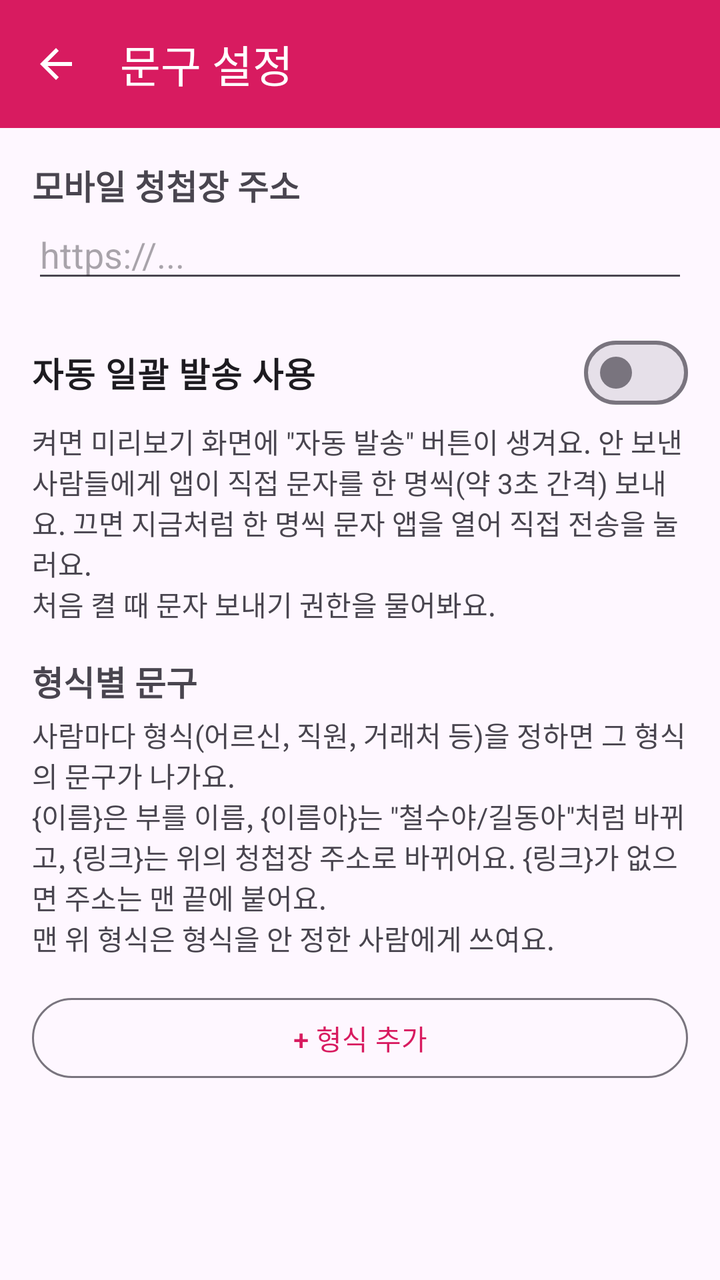
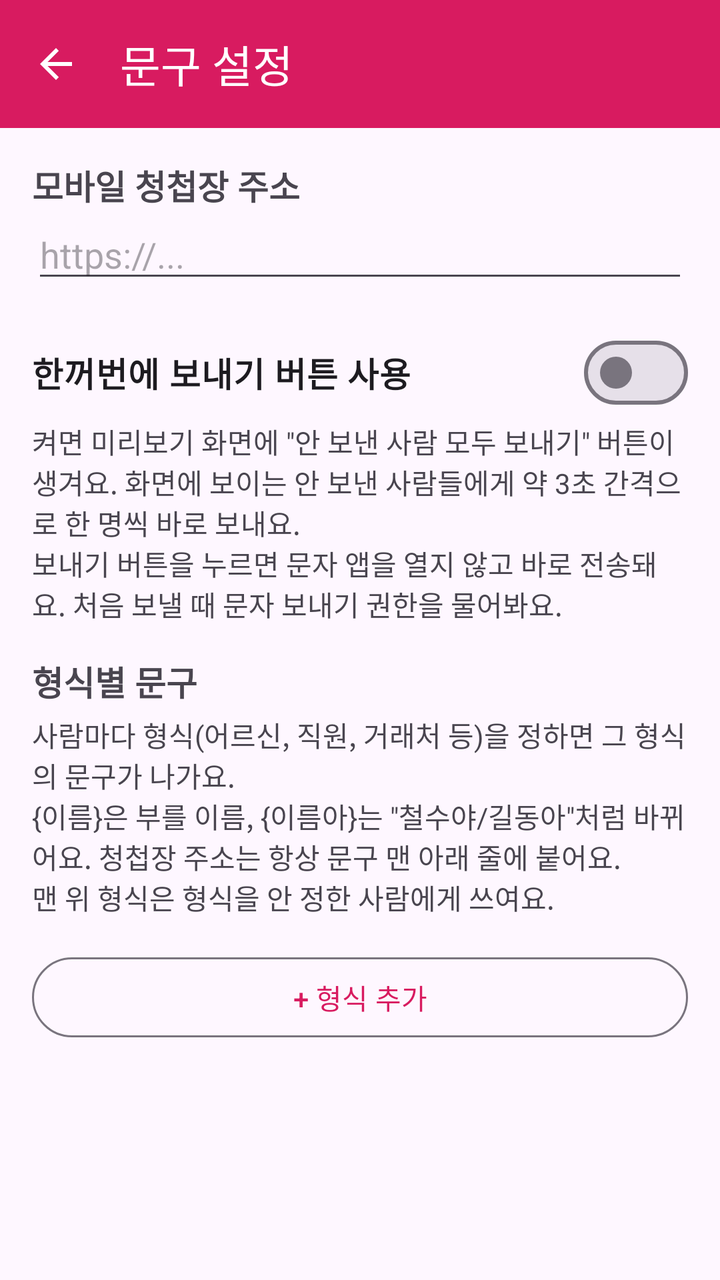

Compare the two renders of this Android layout. The source of the first and the diff that turns it into the second are given below.
<!-- AndroidManifest.xml: application theme Theme.SendWeddingSMS -->
<!-- res/layout/activity_templates.xml -->
<?xml version="1.0" encoding="utf-8"?>
<LinearLayout xmlns:android="http://schemas.android.com/apk/res/android"
    xmlns:app="http://schemas.android.com/apk/res-auto"
    android:layout_width="match_parent"
    android:layout_height="match_parent"
    android:orientation="vertical">

    <com.google.android.material.appbar.MaterialToolbar
        android:id="@+id/toolbar"
        android:layout_width="match_parent"
        android:layout_height="?attr/actionBarSize"
        android:background="@color/pink"
        android:theme="@style/ThemeOverlay.Material3.Dark.ActionBar"
        app:navigationIcon="?attr/homeAsUpIndicator"
        app:title="@string/menu_templates"
        app:titleTextColor="#FFFFFF" />

    <ScrollView
        android:layout_width="match_parent"
        android:layout_height="match_parent">

        <LinearLayout
            android:layout_width="match_parent"
            android:layout_height="wrap_content"
            android:orientation="vertical"
            android:padding="16dp">

            <TextView
                android:layout_width="wrap_content"
                android:layout_height="wrap_content"
                android:text="모바일 청첩장 주소"
                android:textSize="17sp"
                android:textStyle="bold" />

            <EditText
                android:id="@+id/linkInput"
                android:layout_width="match_parent"
                android:layout_height="wrap_content"
                android:hint="https://..."
                android:importantForAutofill="no"
                android:inputType="textUri" />

            <com.google.android.material.materialswitch.MaterialSwitch
                android:id="@+id/autoSendSwitch"
                android:layout_width="match_parent"
                android:layout_height="wrap_content"
                android:layout_marginTop="16dp"
                android:text="자동 일괄 발송 사용"
                android:textSize="17sp"
                android:textStyle="bold" />

            <TextView
                android:layout_width="match_parent"
                android:layout_height="wrap_content"
                android:text="@string/auto_send_help"
                android:textSize="14sp" />

            <TextView
                android:layout_width="match_parent"
                android:layout_height="wrap_content"
                android:layout_marginTop="16dp"
                android:text="형식별 문구"
                android:textSize="17sp"
                android:textStyle="bold" />

            <TextView
                android:layout_width="match_parent"
                android:layout_height="wrap_content"
                android:layout_marginTop="4dp"
                android:text="@string/templates_help"
                android:textSize="14sp" />

            <LinearLayout
                android:id="@+id/formatsBox"
                android:layout_width="match_parent"
                android:layout_height="wrap_content"
                android:layout_marginTop="8dp"
                android:orientation="vertical" />

            <Button
                android:id="@+id/addFormat"
                style="@style/Widget.Material3.Button.OutlinedButton"
                android:layout_width="match_parent"
                android:layout_height="wrap_content"
                android:layout_marginTop="8dp"
                android:text="+ 형식 추가" />
        </LinearLayout>
    </ScrollView>
</LinearLayout>
<!-- resources referenced by this layout -->
<resources>
  <color name="pink">#D81B60</color>
  <string name="auto_send_help">켜면 미리보기 화면에 \"자동 발송\" 버튼이 생겨요. 안 보낸 사람들에게 앱이 직접 문자를 한 명씩(약 3초 간격) 보내요. 끄면 지금처럼 한 명씩 문자 앱을 열어 직접 전송을 눌러요.\n처음 켤 때 문자 보내기 권한을 물어봐요.</string>
  <string name="menu_templates">문구 설정</string>
  <string name="templates_help">사람마다 형식(어르신, 직원, 거래처 등)을 정하면 그 형식의 문구가 나가요.\n{이름}은 부를 이름, {이름아}는 \"철수야/길동아\"처럼 바뀌고, {링크}는 위의 청첩장 주소로 바뀌어요. {링크}가 없으면 주소는 맨 끝에 붙어요.\n맨 위 형식은 형식을 안 정한 사람에게 쓰여요.</string>
  <style name="Theme.SendWeddingSMS" parent="Theme.Material3.Light.NoActionBar">
          <item name="colorPrimary">@color/pink</item>
          <item name="colorSecondaryContainer">@color/pink_light</item>
          <item name="android:statusBarColor">@color/pink</item>
      </style>
  <color name="pink_light">#FCE4EC</color>
</resources>

<!-- the commit's change to res/layout/activity_templates.xml (unified diff, before → after) -->
@@ -45,7 +45,7 @@
                 android:layout_width="match_parent"
                 android:layout_height="wrap_content"
                 android:layout_marginTop="16dp"
-                android:text="자동 일괄 발송 사용"
+                android:text="한꺼번에 보내기 버튼 사용"
                 android:textSize="17sp"
                 android:textStyle="bold" />
 
<!-- resource entries referenced after the edit -->
@@ -1,9 +1,9 @@
 <!-- resources referenced by this layout -->
 <resources>
   <color name="pink">#D81B60</color>
-  <string name="auto_send_help">켜면 미리보기 화면에 \"자동 발송\" 버튼이 생겨요. 안 보낸 사람들에게 앱이 직접 문자를 한 명씩(약 3초 간격) 보내요. 끄면 지금처럼 한 명씩 문자 앱을 열어 직접 전송을 눌러요.\n처음 켤 때 문자 보내기 권한을 물어봐요.</string>
+  <string name="auto_send_help">켜면 미리보기 화면에 \"안 보낸 사람 모두 보내기\" 버튼이 생겨요. 화면에 보이는 안 보낸 사람들에게 약 3초 간격으로 한 명씩 바로 보내요.\n보내기 버튼을 누르면 문자 앱을 열지 않고 바로 전송돼요. 처음 보낼 때 문자 보내기 권한을 물어봐요.</string>
   <string name="menu_templates">문구 설정</string>
-  <string name="templates_help">사람마다 형식(어르신, 직원, 거래처 등)을 정하면 그 형식의 문구가 나가요.\n{이름}은 부를 이름, {이름아}는 \"철수야/길동아\"처럼 바뀌고, {링크}는 위의 청첩장 주소로 바뀌어요. {링크}가 없으면 주소는 맨 끝에 붙어요.\n맨 위 형식은 형식을 안 정한 사람에게 쓰여요.</string>
+  <string name="templates_help">사람마다 형식(어르신, 직원, 거래처 등)을 정하면 그 형식의 문구가 나가요.\n{이름}은 부를 이름, {이름아}는 \"철수야/길동아\"처럼 바뀌어요. 청첩장 주소는 항상 문구 맨 아래 줄에 붙어요.\n맨 위 형식은 형식을 안 정한 사람에게 쓰여요.</string>
   <style name="Theme.SendWeddingSMS" parent="Theme.Material3.Light.NoActionBar">
           <item name="colorPrimary">@color/pink</item>
           <item name="colorSecondaryContainer">@color/pink_light</item>
